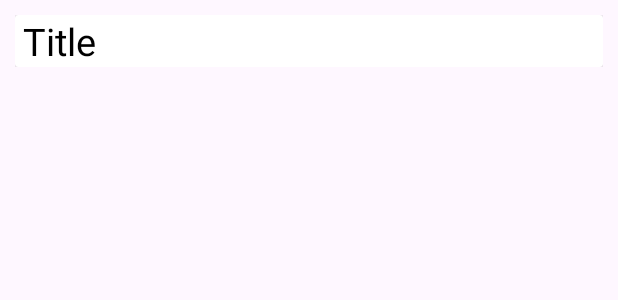
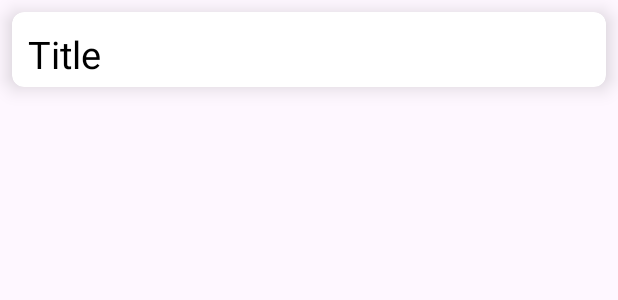
Before and after one commit to PrachiJadhav15/NewsAppMVVMArch, an Android app: the layout news_sources_item_layout.xml on its own in the app's theme, with its tools: preview values and no code run, on a phone screen of 412 x 824 dp. Shown: the top 300 px of the screen. Run offline under Robolectric (Android 15) with nearby library versions, the phone set to English and light mode, and no system bars.

Commit message:
Updated News source list view item ui

```diff
--- a/app/build.gradle
+++ b/app/build.gradle
@@ -53,6 +53,8 @@ dependencies {
     kapt "com.google.dagger:dagger-compiler:2.49"
     implementation 'androidx.browser:browser:1.8.0'
     implementation "androidx.cardview:cardview:1.0.0"
+    implementation "androidx.cardview:cardview:1.0.0"
+    implementation 'androidx.recyclerview:recyclerview:1.1.0'
 
     testImplementation 'junit:junit:4.13.2'
     androidTestImplementation 'androidx.test.ext:junit:1.1.5'
--- a/app/src/main/res/layout/news_sources_item_layout.xml
+++ b/app/src/main/res/layout/news_sources_item_layout.xml
@@ -1,5 +1,32 @@
 <?xml version="1.0" encoding="utf-8"?>
-<androidx.constraintlayout.widget.ConstraintLayout xmlns:android="http://schemas.android.com/apk/res/android"
+<androidx.cardview.widget.CardView xmlns:android="http://schemas.android.com/apk/res/android"
+    xmlns:tools="http://schemas.android.com/tools"
+    xmlns:cardView="http://schemas.android.com/apk/res-auto"
+    android:id="@+id/carView"
+    android:layout_width="match_parent"
+    android:layout_height="@dimen/fifty_dp"
+    cardView:cardCornerRadius="@dimen/eight_dp"
+    cardView:cardElevation="@dimen/eight_dp"
+    android:layout_margin="@dimen/eight_dp">
+
+    <TextView
+        android:id="@+id/textViewNewsTitle"
+        android:layout_width="wrap_content"
+        android:layout_height="match_parent"
+        android:layout_marginStart="@dimen/five_dp"
+        android:gravity="center_vertical"
+        android:text="title"
+        android:layout_margin="@dimen/five_dp"
+        android:padding="@dimen/five_dp"
+        android:lines="1"
+        android:textColor="@android:color/black"
+        android:textSize="@dimen/twentyfive_sp"
+        android:textStyle="normal"
+        tools:text="Title" />
+</androidx.cardview.widget.CardView>
+
+
+<!--<androidx.constraintlayout.widget.ConstraintLayout xmlns:android="http://schemas.android.com/apk/res/android"
     xmlns:app="http://schemas.android.com/apk/res-auto"
     xmlns:tools="http://schemas.android.com/tools"
     android:layout_width="match_parent"
@@ -32,4 +59,4 @@
             app:layout_constraintTop_toTopOf="parent"
             tools:text="Title" />
     </androidx.cardview.widget.CardView>
-</androidx.constraintlayout.widget.ConstraintLayout>
+</androidx.constraintlayout.widget.ConstraintLayout>-->
--- /dev/null
+++ b/app/src/main/res/values/dimens.xml
@@ -0,0 +1,13 @@
+<?xml version="1.0" encoding="utf-8"?>
+<resources>
+    <dimen name="fifty_dp">50dp</dimen>
+    <dimen name="eight_dp">8dp</dimen>
+    <dimen name="five_dp">5dp</dimen>
+    <dimen name="twentyfive_sp">25sp</dimen>
+    <dimen name="hundred_dp">100dp</dimen>
+    <dimen name="twofifty_dp">250dp</dimen>
+    <dimen name="zero_dp">0dp</dimen>
+    <dimen name="sixteen_sp">16sp</dimen>
+    <dimen name="twelve_sp">12sp</dimen>
+
+</resources>
```
Also changed, not shown: app/src/main/res/layout/activity_home.xml (+8 -8 lines), app/src/main/res/layout/top_headline_item_layout.xml (+12 -12 lines).
